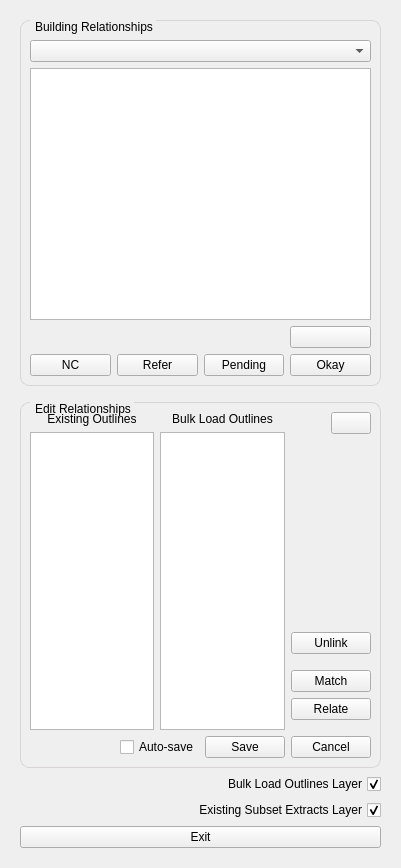
Old version of the form buildings/gui/alter_building_relationship.ui in the repository linz/nz-buildings.
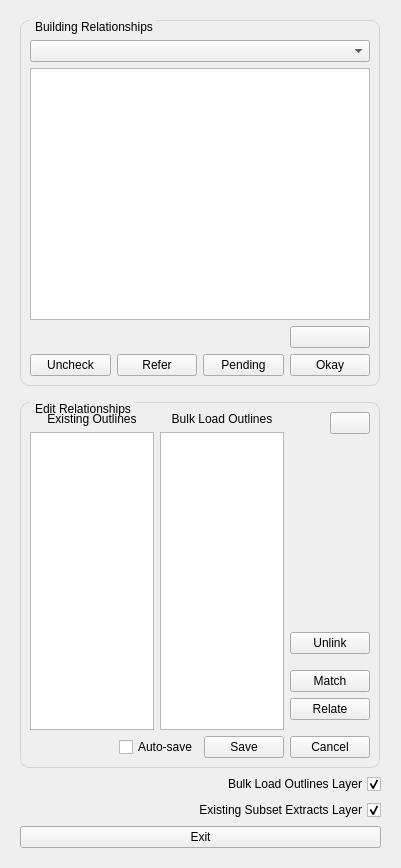
New version of the form.

Commit message: fix groupbox size to fit in different screens + notcheck rename

Diff of the .ui file:
```diff
--- a/buildings/gui/alter_building_relationship.ui
+++ b/buildings/gui/alter_building_relationship.ui
@@ -59,14 +59,14 @@
           <bool>true</bool>
          </property>
          <property name="sizePolicy">
-          <sizepolicy hsizetype="Preferred" vsizetype="Preferred">
+          <sizepolicy hsizetype="Expanding" vsizetype="Expanding">
            <horstretch>0</horstretch>
            <verstretch>0</verstretch>
           </sizepolicy>
          </property>
          <property name="maximumSize">
           <size>
-           <width>365</width>
+           <width>360</width>
            <height>16777215</height>
           </size>
          </property>
@@ -94,7 +94,7 @@
           <item row="7" column="0">
            <widget class="QPushButton" name="btn_qa_not_checked">
             <property name="text">
-             <string>NC</string>
+             <string>Uncheck</string>
             </property>
            </widget>
           </item>
@@ -172,9 +172,15 @@
        </item>
        <item>
         <widget class="QGroupBox" name="gb_edit_relationships">
+         <property name="sizePolicy">
+          <sizepolicy hsizetype="Expanding" vsizetype="Expanding">
+           <horstretch>0</horstretch>
+           <verstretch>0</verstretch>
+          </sizepolicy>
+         </property>
          <property name="maximumSize">
           <size>
-           <width>365</width>
+           <width>360</width>
            <height>16777215</height>
           </size>
          </property>
```
